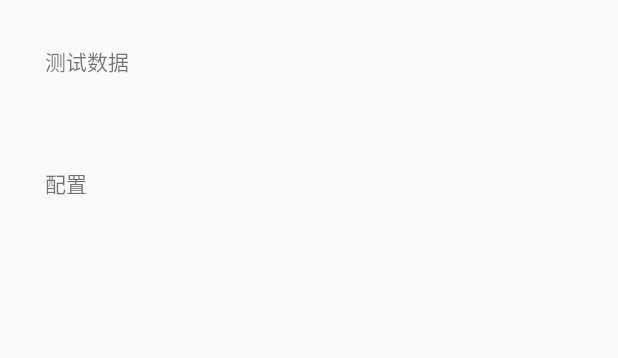
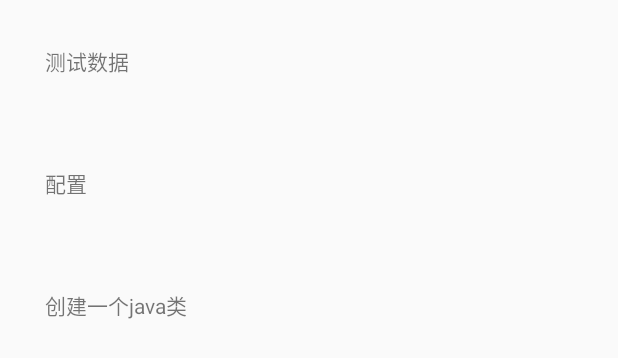
Before and after one commit to guanzhen-yun/godbase, an Android app: the layout activity_main.xml on its own in the app's theme, with its tools: preview values and no code run, on a phone screen of 412 x 824 dp. Shown: the top 358 px of the screen. Run offline under Robolectric (Android 15) with nearby library versions, the phone set to English and light mode, and no system bars.

Commit message:
增加手机端创建java文件功能

```diff
--- a/app/build.gradle
+++ b/app/build.gradle
@@ -46,6 +46,7 @@ android {
 dependencies {
     implementation fileTree(dir: 'libs', include: ['*.jar'])
     implementation 'androidx.appcompat:appcompat:1.1.0'
+    implementation 'androidx.constraintlayout:constraintlayout:1.1.3'
     annotationProcessor 'com.jakewharton:butterknife-compiler:10.2.1'
     api project(path: ':base')
     annotationProcessor 'com.github.bumptech.glide:compiler:4.8.0'
--- a/app/src/main/AndroidManifest.xml
+++ b/app/src/main/AndroidManifest.xml
@@ -1,13 +1,14 @@
 <?xml version="1.0" encoding="utf-8"?>
 <manifest xmlns:android="http://schemas.android.com/apk/res/android"
     package="com.ziroom.godbase">
-<uses-permission android:name="android.permission.INTERNET"/>
+
+    <uses-permission android:name="android.permission.INTERNET" />
     <application
         android:name=".App"
-        android:networkSecurityConfig="@xml/network_security_config"
         android:allowBackup="true"
         android:icon="@mipmap/ic_launcher"
         android:label="@string/app_name"
+        android:networkSecurityConfig="@xml/network_security_config"
         android:roundIcon="@mipmap/ic_launcher_round"
         android:supportsRtl="true"
         android:theme="@style/AppTheme">
@@ -20,6 +21,7 @@
         </activity>
         <activity android:name=".ui.main.MainActivity" />
         <activity android:name=".ui.ConfigActivity" />
+
     </application>
 
 </manifest>
--- a/app/src/main/java/com/ziroom/godbase/service/AppService.java
+++ b/app/src/main/java/com/ziroom/godbase/service/AppService.java
@@ -1,5 +1,6 @@
 package com.ziroom.godbase.service;
 
+import com.ziroom.godbase.model.FileDo;
 import com.ziroom.godbase.model.InkeListDo;
 import com.ziroom.net.bean.Result;
 
@@ -18,4 +19,8 @@ public interface AppService {
     @Headers({Host.commonHostDomain})
     @GET("inke/personList")
     Observable<Result<ArrayList<InkeListDo>>> getRequest(@QueryMap Map<String, String> map);
+
+    @Headers({Host.commonHostDomain})
+    @GET("inke/createFileRequest")
+    Observable<Result<FileDo>> createFileRequest(@QueryMap Map<String, String> map);
 }
--- a/app/src/main/java/com/ziroom/godbase/ui/main/MainContract.java
+++ b/app/src/main/java/com/ziroom/godbase/ui/main/MainContract.java
@@ -1,5 +1,6 @@
 package com.ziroom.godbase.ui.main;
 
+import com.ziroom.godbase.model.FileDo;
 import com.ziroom.mvp.ILifeCircle;
 import com.ziroom.mvp.IMvpView;
 
@@ -9,9 +10,11 @@ import com.ziroom.mvp.IMvpView;
 public interface MainContract {
     interface IView extends IMvpView {
         void getMvpResult(String result);
+        void createFileResult(FileDo fileDo);
     }
 
     interface IPresenter extends ILifeCircle {
         void sendMvpRequest();
+        void createFileRequest(String projectName, String manifestPath, String classPath, String className);
     }
 }
--- a/app/src/main/res/layout/activity_main.xml
+++ b/app/src/main/res/layout/activity_main.xml
@@ -22,4 +22,12 @@
         android:padding="30dp"
         />
 
+    <TextView
+        android:id="@+id/tv_create"
+        android:layout_width="match_parent"
+        android:layout_height="wrap_content"
+        android:text="创建一个java类"
+        android:padding="30dp"
+        />
+
 </LinearLayout>
```
Also changed, not shown: app/src/main/java/com/ziroom/godbase/model/FileDo.java (added, +16 -0 lines), app/src/main/java/com/ziroom/godbase/ui/main/MainActivity.java (+19 -8 lines), app/src/main/java/com/ziroom/godbase/ui/main/MainPresenter.java (+23 -0 lines), 1 other file.
